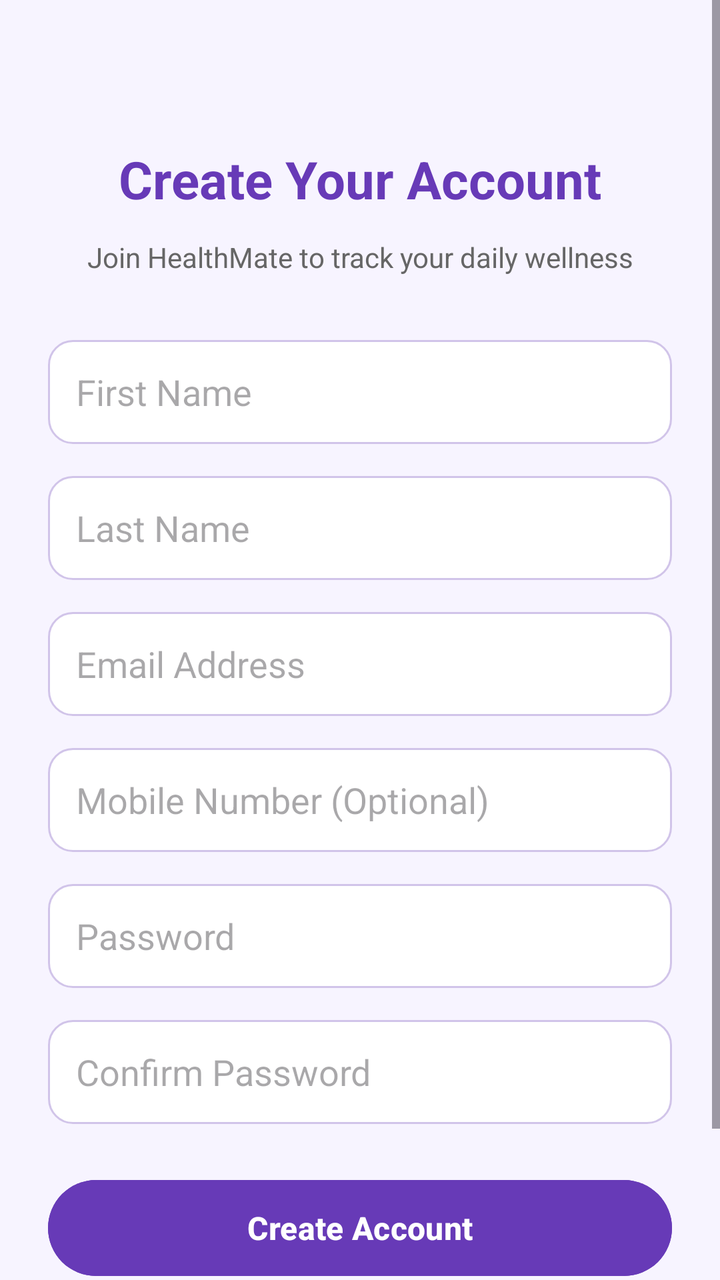
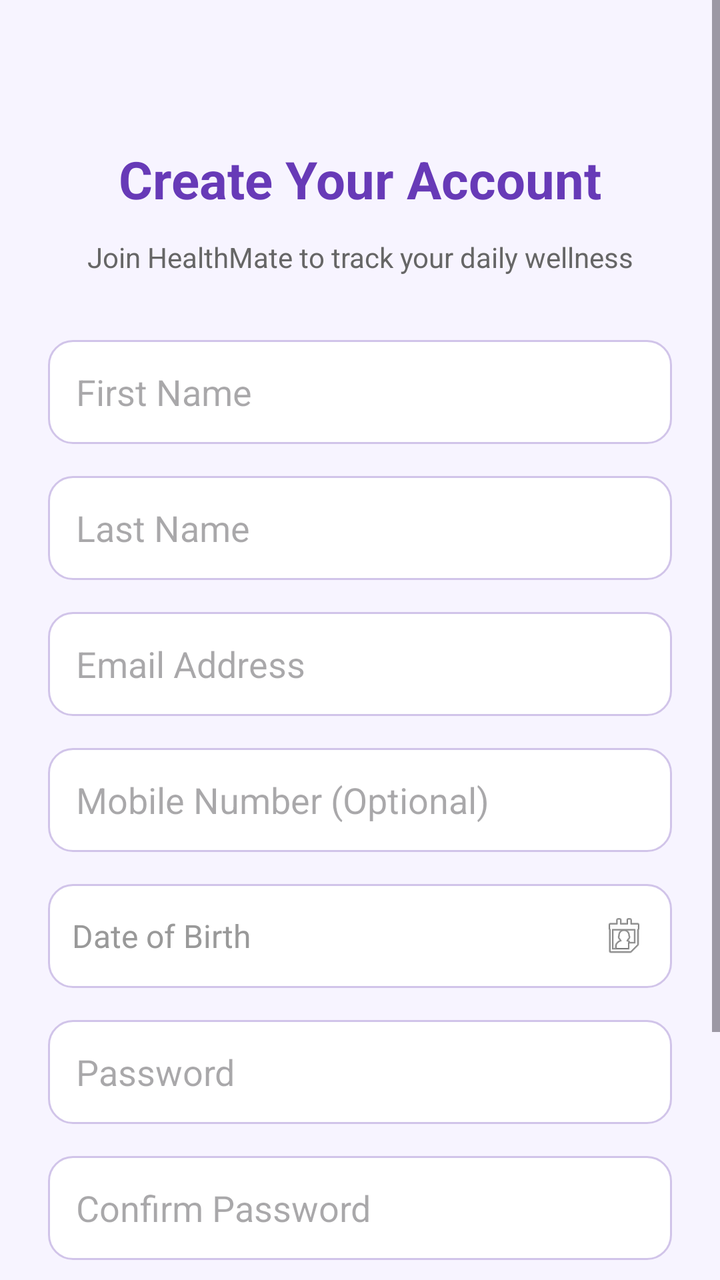

The first picture is an Android layout as it rendered before a commit; the second is the same layout after the commit. The layout source and the unified diff follow.
<!-- AndroidManifest.xml: application theme Theme.HealthMate -->
<!-- res/layout/activity_sign_up.xml -->
<?xml version="1.0" encoding="utf-8"?>
<ScrollView
    xmlns:android="http://schemas.android.com/apk/res/android"
    android:id="@+id/main"
    android:layout_width="match_parent"
    android:layout_height="match_parent"
    android:fillViewport="true"
    android:background="#F7F4FF">

    <LinearLayout
        xmlns:android="http://schemas.android.com/apk/res/android"
        android:layout_width="match_parent"
        android:layout_height="match_parent"
        android:orientation="vertical"
        android:gravity="center_horizontal"
        android:padding="24dp"
        android:background="#F7F4FF">

    <TextView
        android:id="@+id/tvSignUpTitle"
        android:layout_width="wrap_content"
        android:layout_height="wrap_content"
        android:text="Create Your Account"
        android:textSize="26sp"
        android:textStyle="bold"
        android:textColor="#673AB7"
        android:layout_marginTop="48dp"
        android:layout_marginBottom="12dp" />

    <TextView
        android:id="@+id/tvSignUpSubtitle"
        android:layout_width="wrap_content"
        android:layout_height="wrap_content"
        android:text="Join HealthMate to track your daily wellness"
        android:textSize="14sp"
        android:textColor="#666666"
        android:gravity="center"
        android:layout_marginBottom="32dp" />

    
    <EditText
        android:id="@+id/etSignUpFirstName"
        android:layout_width="match_parent"
        android:layout_height="52dp"
        android:hint="First Name"
        android:inputType="textPersonName"
        android:singleLine="true"
        android:maxLength="50"
        android:padding="14dp"
        android:background="@drawable/bg_input_field"
        android:layout_marginBottom="16dp" />

    
    <EditText
        android:id="@+id/etSignUpLastName"
        android:layout_width="match_parent"
        android:layout_height="52dp"
        android:hint="Last Name"
        android:inputType="textPersonName"
        android:singleLine="true"
        android:maxLength="50"
        android:padding="14dp"
        android:background="@drawable/bg_input_field"
        android:layout_marginBottom="16dp" />
    <EditText
        android:id="@+id/etSignUpEmail"
        android:layout_width="match_parent"
        android:layout_height="52dp"
        android:hint="Email Address"
        android:inputType="textEmailAddress"
        android:singleLine="true"
        android:padding="14dp"
        android:background="@drawable/bg_input_field"
        android:layout_marginBottom="16dp" />

    
    <EditText
        android:id="@+id/etSignUpMobile"
        android:layout_width="match_parent"
        android:layout_height="52dp"
        android:hint="Mobile Number (Optional)"
        android:inputType="phone"
        android:singleLine="true"
        android:maxLength="15"
        android:padding="14dp"
        android:background="@drawable/bg_input_field"
        android:layout_marginBottom="16dp" />


    <EditText
        android:id="@+id/etSignUpPassword"
        android:layout_width="match_parent"
        android:layout_height="52dp"
        android:hint="Password"
        android:inputType="textPassword"
        android:singleLine="true"
        android:padding="14dp"
        android:background="@drawable/bg_input_field"
        android:layout_marginBottom="16dp" />

    <EditText
        android:id="@+id/etSignUpConfirmPassword"
        android:layout_width="match_parent"
        android:layout_height="52dp"
        android:hint="Confirm Password"
        android:inputType="textPassword"
        android:singleLine="true"
        android:padding="14dp"
        android:background="@drawable/bg_input_field"
        android:layout_marginBottom="16dp" />

    <Button
        android:id="@+id/btnCreateAccount"
        android:layout_width="match_parent"
        android:layout_height="56dp"
        android:text="Create Account"
        android:textAllCaps="false"
        android:textSize="16sp"
        android:textStyle="bold"
        android:textColor="#FFFFFF"
        android:backgroundTint="#673AB7"
        android:layout_marginTop="8dp" />

        <TextView
            android:id="@+id/tvGoToSignIn"
            android:layout_width="wrap_content"
            android:layout_height="48dp"
            android:minWidth="48dp"
            android:gravity="center"
            android:text="Already have an account? Sign In"
            android:textSize="14sp"
            android:textColor="#673AB7"
            android:paddingHorizontal="12dp"
            android:layout_marginTop="12dp"
            android:clickable="true"
            android:focusable="true" />

    </LinearLayout>
</ScrollView>
<!-- resources referenced by this layout -->
<resources>
  <!-- drawable bg_input_field (drawable) -->
  <?xml version="1.0" encoding="utf-8"?>
  <shape xmlns:android="http://schemas.android.com/apk/res/android"
      android:shape="rectangle">
  
      <solid android:color="#FFFFFF" />
  
      <corners android:radius="12dp" />
  
      <stroke
          android:width="1dp"
          android:color="#D1C4E9" />
  
  </shape>
  <style name="Theme.HealthMate" parent="Base.Theme.HealthMate" />
  <style name="Base.Theme.HealthMate" parent="Theme.Material3.DayNight.NoActionBar">
          
          
      </style>
</resources>

<!-- the commit's change to res/layout/activity_sign_up.xml (unified diff, before → after) -->
@@ -86,8 +86,43 @@
         android:background="@drawable/bg_input_field"
         android:layout_marginBottom="16dp" />
 
+        
+        <LinearLayout
+            android:layout_width="match_parent"
+            android:layout_height="52dp"
+            android:layout_marginTop="0dp"
+            android:layout_marginBottom="16dp"
+            android:background="@drawable/bg_input_field"
+            android:gravity="center_vertical"
+            android:orientation="horizontal"
+            android:paddingStart="12dp"
+            android:paddingEnd="12dp">
 
-    <EditText
+            <TextView
+                android:id="@+id/etSignUpDob"
+                android:layout_width="0dp"
+                android:layout_height="match_parent"
+                android:layout_weight="1"
+                android:gravity="center_vertical"
+                android:hint="Date of Birth"
+                android:textColor="#24164F"
+                android:textColorHint="#999999"
+                android:textSize="16sp"
+                android:clickable="true"
+                android:focusable="true" />
+
+            <ImageView
+                android:id="@+id/ivDobCalendar"
+                android:layout_width="24dp"
+                android:layout_height="24dp"
+                android:src="@android:drawable/ic_menu_my_calendar"
+                android:contentDescription="Choose date of birth"
+                android:clickable="true"
+                android:focusable="true" />
+
+        </LinearLayout>
+
+        <EditText
         android:id="@+id/etSignUpPassword"
         android:layout_width="match_parent"
         android:layout_height="52dp"
